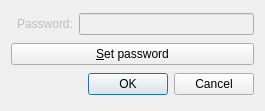
This is qshutdown/src/ui/passwd.ui in hakaishi/shutdown-qapps as Qt 5 draws it before an edit. The edited form follows.
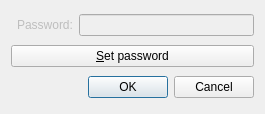
This is the edited form. Icons and pictures are not drawn.

```diff
--- a/qshutdown/src/ui/passwd.ui
+++ b/qshutdown/src/ui/passwd.ui
@@ -7,7 +7,7 @@
     <x>0</x>
     <y>0</y>
     <width>265</width>
-    <height>111</height>
+    <height>114</height>
    </rect>
   </property>
   <property name="windowTitle">
```
Left out of the diff: 16 changed lines with no effect on the pictures.
